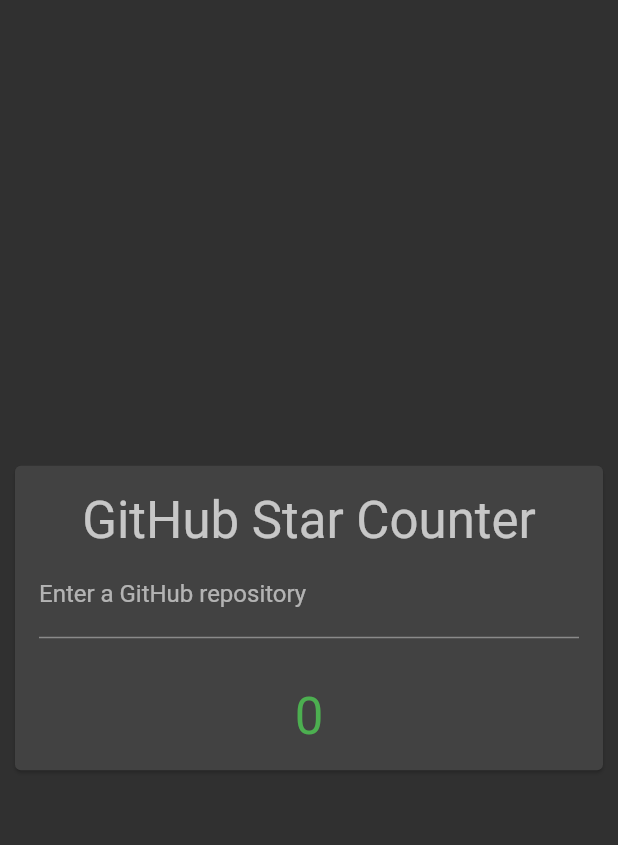
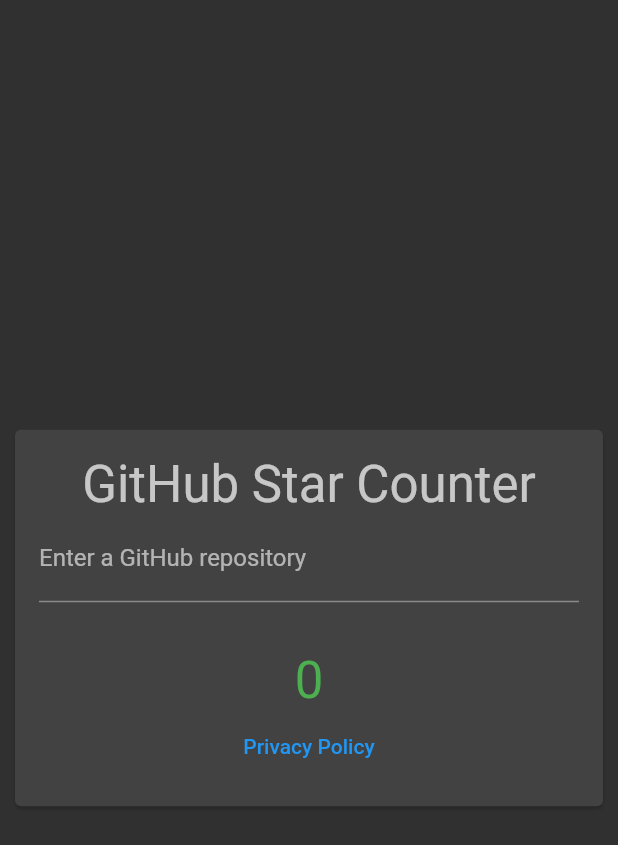
Before and after one commit to ThaeThinzar/flutter_app_study, a Flutter app: the screen it shows after launch, on a phone screen of 412 x 824 dp. Shown: the top 845 px of the screen. Run offline on Flutter 3.47's test engine with Material 2 defaults, Android fonts, the phone set to English and light mode, and no system bars; our stand-ins replace flutter_local_notifications, flutter_markdown, logger, timezone; missing offline and left inert: github.

Commit message:
[GitHub_Kai]add privacy policy

```diff
--- a/lib/webapp/StartCounterApp.dart
+++ b/lib/webapp/StartCounterApp.dart
@@ -2,7 +2,7 @@ import 'package:flutter/cupertino.dart';
 import 'package:flutter/material.dart';
 
 import 'github_star_counter.dart';
-
+import 'package:flutterapp/webapp/privacy_police.dart';
 class StartCounterApp extends StatefulWidget{
   StartCounterAppState createState()=> StartCounterAppState();
 
@@ -16,7 +16,8 @@ class StartCounterAppState extends State<StartCounterApp>{
         brightness: Brightness.dark
       ),
       routes:{
-        '/':(context)=> HomePage()
+        '/':(context)=> HomePage(),
+        '/privacypolicy': (context)=> PrivacyPolicy(),
       }
     );
   }
@@ -61,7 +62,13 @@ class HomePageState extends State<HomePage>{
                   child: GitHubStarCounter(
                     repositoryName: _repositoryName,
                   )
-                )
+                ),
+                  FlatButton(
+                    color: Colors.transparent,
+                    textColor: Colors.blue,
+                    onPressed: () => Navigator.of(context).pushNamed('/privacypolicy'),
+                    child: Text('Privacy Policy'),
+                  ),
                 ],
               ),
             ),
--- /dev/null
+++ b/lib/webapp/privacy_police.dart
@@ -0,0 +1,21 @@
+import 'package:flutter/material.dart';
+import 'package:flutter_markdown/flutter_markdown.dart';
+
+class PrivacyPolicy extends StatelessWidget {
+  @override
+  Widget build(BuildContext context) {
+    return Markdown(
+      data: _privacyPolicyText,
+    );
+  }
+}
+var _privacyPolicyText = '''## Privacy Policy
+
+Flutter Example Company built the Star Counter app as an Open Source app. This SERVICE is provided by Flutter Example Company at no cost and is intended for use as is.
+
+This page is used to inform visitors regarding our policies with the collection, use, and disclosure of Personal Information if anyone decided to use our Service.
+
+If you choose to use our Service, then you agree to the collection and use of information in relation to this policy. The Personal Information that we collect is used for providing and improving the Service. We will not use or share your information with anyone except as described in this Privacy Policy.
+
+The terms used in this Privacy Policy have the same meanings as in our Terms and Conditions, which is accessible at Star Counter unless otherwise defined in this Privacy Policy.
+''';
```
